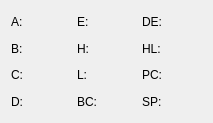
This is src/registerbank.ui in FizzyGalacticus/gbdynbintrans as Qt 5 draws it before an edit. The edited form follows.
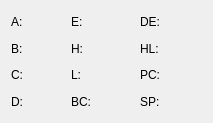
This is the edited form.

Commit message: Added spacers to registers.

```diff
--- a/src/registerbank.ui
+++ b/src/registerbank.ui
@@ -92,6 +92,19 @@
        </item>
       </layout>
      </item>
+     <item>
+      <spacer name="horizontalSpacer">
+       <property name="orientation">
+        <enum>Qt::Horizontal</enum>
+       </property>
+       <property name="sizeHint" stdset="0">
+        <size>
+         <width>40</width>
+         <height>20</height>
+        </size>
+       </property>
+      </spacer>
+     </item>
      <item>
       <layout class="QVBoxLayout" name="verticalLayout">
        <item>
@@ -168,6 +181,19 @@
        </item>
       </layout>
      </item>
+     <item>
+      <spacer name="horizontalSpacer_2">
+       <property name="orientation">
+        <enum>Qt::Horizontal</enum>
+       </property>
+       <property name="sizeHint" stdset="0">
+        <size>
+         <width>40</width>
+         <height>20</height>
+        </size>
+       </property>
+      </spacer>
+     </item>
      <item>
       <layout class="QVBoxLayout" name="verticalLayout_3">
        <item>
@@ -244,6 +270,19 @@
        </item>
       </layout>
      </item>
+     <item>
+      <spacer name="horizontalSpacer_3">
+       <property name="orientation">
+        <enum>Qt::Horizontal</enum>
+       </property>
+       <property name="sizeHint" stdset="0">
+        <size>
+         <width>40</width>
+         <height>20</height>
+        </size>
+       </property>
+      </spacer>
+     </item>
     </layout>
    </item>
   </layout>
```
